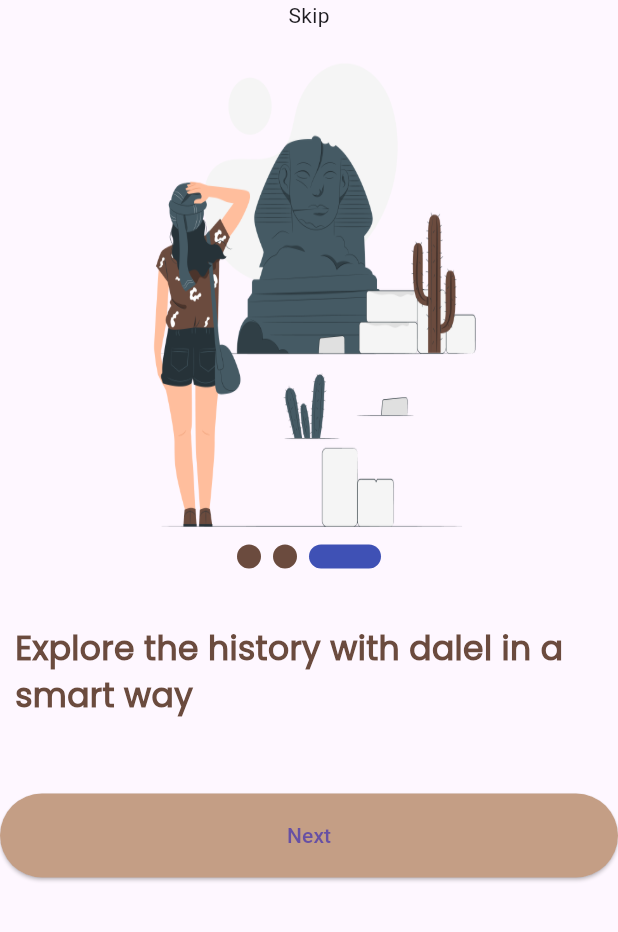
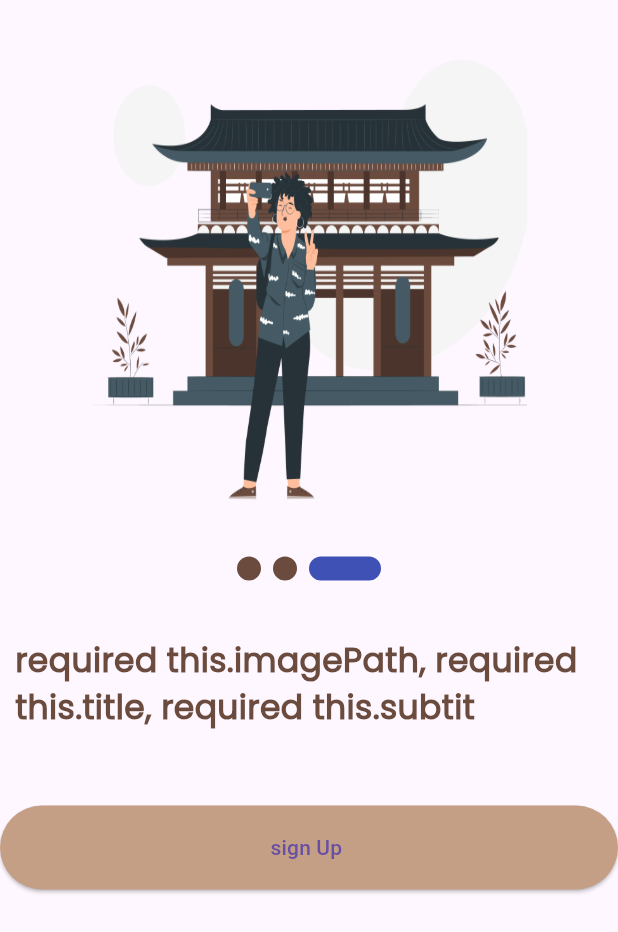
Before and after one commit to Mohamed-mahamoud-ramdan/tourim_dalel, a Flutter app: the screen it shows after launch, swiped to page 3, on a phone screen of 412 x 824 dp. Shown: the top 932 px of the screen. Run offline on Flutter 3.47's test engine with Material 3 defaults, Android fonts, the phone set to English and light mode, and no system bars; drawn by our look-alikes of smooth_page_indicator; our stand-ins replace go_router.

Commit message:
finish onboarding

```diff
--- a/lib/core/route/app_route.dart
+++ b/lib/core/route/app_route.dart
@@ -1,3 +1,5 @@
+import 'package:dalel/features/auth/presentation/views/sign_up.dart';
+import 'package:dalel/features/auth/presentation/views/signin.dart';
 import 'package:dalel/features/onboarding/presentation/views/onboarding_view.dart';
 import 'package:dalel/features/splach/presentation/views/slpash_view.dart';
 import 'package:go_router/go_router.dart';
@@ -9,9 +11,17 @@ final GoRouter router = GoRouter(
       builder: (context, state) => SplashView(),
     ),
     GoRoute(
-      path: RouteName.OnboardingView,
+      path: RouteName.onboardingView,
+      builder: (context, state) => OnboardingView(),
+    ),
+    GoRoute(
+      path: RouteName.signUpView,
+      builder: (context, state) => SignUpView(),
+    ),
+    GoRoute(
+      path: RouteName.Signin,
       builder: (context, state) {
-        return OnboardingView();
+        return Signin();
       },
     )
   ],
@@ -19,5 +29,7 @@ final GoRouter router = GoRouter(
 
 abstract class RouteName {
   static String splashView = "/";
-  static String OnboardingView = "/OnboardingView";
+  static String onboardingView = "/OnboardingView";
+  static String signUpView = "/signUpView";
+  static String Signin = "/Signin";
 }
--- a/lib/core/widegts/custom_bt.dart
+++ b/lib/core/widegts/custom_bt.dart
@@ -1,11 +1,15 @@
 import 'package:dalel/core/utilies/app_colors.dart';
-import 'package:dalel/core/utilies/app_strings.dart';
 import 'package:flutter/material.dart';
 
 class CustomButton extends StatelessWidget {
-  CustomButton({super.key, this.color, required this.text});
+  CustomButton(
+      {super.key,
+      this.color,
+      required this.text,
+      required this.pageController});
   final Color? color;
   final String text;
+  final PageController pageController;
   @override
   Widget build(BuildContext context) {
     return SizedBox(
@@ -14,8 +18,32 @@ class CustomButton extends StatelessWidget {
       child: ElevatedButton(
           style: ElevatedButton.styleFrom(
               backgroundColor: color ?? AppColors.primaryColor),
-          onPressed: () {},
+          onPressed: () {
+            pageController.nextPage(
+                // ignore: prefer_const_constructors
+                duration: Duration(seconds: 1),
+                curve: Curves.decelerate);
+          },
           child: Text(text)),
     );
   }
 }
+
+class TwoCustomButton extends StatelessWidget {
+  TwoCustomButton({super.key, this.color, required this.text, this.onPressed});
+  final Color? color;
+  final String text;
+  void Function()? onPressed;
+  @override
+  Widget build(BuildContext context) {
+    return SizedBox(
+      width: double.infinity,
+      height: 56,
+      child: ElevatedButton(
+          style: ElevatedButton.styleFrom(
+              backgroundColor: color ?? AppColors.primaryColor),
+          onPressed: onPressed,
+          child: Text(text)),
+    );
+  }
+}
--- /dev/null
+++ b/lib/features/auth/presentation/views/sign_up.dart
@@ -0,0 +1,10 @@
+import 'package:flutter/material.dart';
+
+class SignUpView extends StatelessWidget {
+  const SignUpView({super.key});
+
+  @override
+  Widget build(BuildContext context) {
+    return Container();
+  }
+}
--- /dev/null
+++ b/lib/features/auth/presentation/views/signin.dart
@@ -0,0 +1,10 @@
+import 'package:flutter/material.dart';
+
+class Signin extends StatelessWidget {
+  const Signin({super.key});
+
+  @override
+  Widget build(BuildContext context) {
+    return Scaffold();
+  }
+}
--- /dev/null
+++ b/lib/features/onboarding/data_layer/modal/on_boarding_model.dart
@@ -0,0 +1,31 @@
+import 'package:dalel/core/utilies/app_assest.dart';
+
+class OnBoardingModel {
+  final String imagePath;
+  final String title;
+  final String subtitle;
+
+  OnBoardingModel(
+      {required this.imagePath, required this.title, required this.subtitle});
+}
+
+List<OnBoardingModel> onboardingList = [
+  OnBoardingModel(
+      imagePath: AppAssets.onBoarding,
+      title:
+          "required this.imagePath, required this.title, required this.subtit",
+      subtitle:
+          "required this.imagePath, required this.title, required this.subtit"),
+  OnBoardingModel(
+      imagePath: AppAssets.onBoarding1,
+      title:
+          "required this.imagePath, required this.title, required this.subtit",
+      subtitle:
+          "required this.imagePath, required this.title, required this.subtit"),
+  OnBoardingModel(
+      imagePath: AppAssets.onBoarding2,
+      title:
+          "required this.imagePath, required this.title, required this.subtit",
+      subtitle:
+          "required this.imagePath, required this.title, required this.subtit"),
+];
--- a/lib/features/onboarding/presentation/views/onboarding_view.dart
+++ b/lib/features/onboarding/presentation/views/onboarding_view.dart
@@ -1,9 +1,10 @@
-import 'package:dalel/core/utilies/app_strings.dart';
 import 'package:dalel/features/onboarding/presentation/views/widgets/onboarding_body.dart';
 import 'package:flutter/material.dart';
 
 class OnboardingView extends StatefulWidget {
-  const OnboardingView({super.key});
+  OnboardingView({
+    super.key,
+  });
 
   @override
   State<OnboardingView> createState() => _OnboardingViewState();
@@ -14,8 +15,29 @@ class _OnboardingViewState extends State<OnboardingView> {
   Widget build(BuildContext context) {
     return SafeArea(
         child: Scaffold(
-      body: Column(
-        children: [Text(AppStrings.skip), OnboardingWidgetBody()],
+      body: ListView(
+        children: [
+          // Align(
+          //   alignment: Alignment.topLeft,
+          //   child: Padding(
+          //       padding: const EdgeInsets.only(top: 20, left: 20, right: 20),
+          //       child: MaterialButton(
+          //         child: const Text("${AppStrings.skip}."),
+          //         onPressed: () {},
+          //       )),
+          // ),
+          // Align(
+          //   alignment: Alignment.topRight,
+          //   child: Padding(
+          //     padding: const EdgeInsets.only(left: 10, right: 10),
+          //     child: MaterialButton(
+          //       child: const Text("Back"),
+          //       onPressed: () {},
+          //     ),
+          //   ),
+          // ),
+          OnboardingWidgetBody()
+        ],
       ),
     ));
   }
--- a/lib/features/onboarding/presentation/views/widgets/onboarding_body.dart
+++ b/lib/features/onboarding/presentation/views/widgets/onboarding_body.dart
@@ -1,20 +1,37 @@
-import 'package:dalel/core/utilies/app_assest.dart';
+import 'package:dalel/core/functions/naviagation.dart';
+import 'package:dalel/core/route/app_route.dart';
 import 'package:dalel/core/utilies/app_colors.dart';
 import 'package:dalel/core/utilies/app_strings.dart';
 import 'package:dalel/core/widegts/custom_bt.dart';
+import 'package:dalel/features/onboarding/data_layer/modal/on_boarding_model.dart';
 import 'package:flutter/material.dart';
 import 'package:smooth_page_indicator/smooth_page_indicator.dart';
 import 'package:dalel/core/utilies/app_text_styles.dart';
 
-class OnboardingWidgetBody extends StatelessWidget {
+class OnboardingWidgetBody extends StatefulWidget {
   OnboardingWidgetBody({super.key});
-  final PageController pageController = PageController();
+
+  @override
+  State<OnboardingWidgetBody> createState() => _OnboardingWidgetBodyState();
+}
+
+class _OnboardingWidgetBodyState extends State<OnboardingWidgetBody> {
+  final PageController pageController = PageController(initialPage: 0);
+
+  int indexs = 0;
+
   @override
   Widget build(BuildContext context) {
-    return Expanded(
+    return SizedBox(
+      height: 800,
       child: PageView.builder(
+        onPageChanged: (value) {
+          print(value);
+          setState(() {});
+          indexs = value;
+        },
         controller: pageController,
-        itemCount: 3,
+        itemCount: onboardingList.length,
         itemBuilder: (context, index) {
           return Column(
             children: [
@@ -24,9 +41,12 @@ class OnboardingWidgetBody extends StatelessWidget {
                 decoration: BoxDecoration(
                     image: DecorationImage(
                         image: AssetImage(
-                          AppAssets.onBoarding1,
+                          onboardingList[index].imagePath,
                         ),
                         fit: BoxFit.fill)),
+              ),
+              SizedBox(
+                height: 28,
               ),
               SmoothPageIndicator(
                 controller: pageController,
@@ -39,7 +59,7 @@ class OnboardingWidgetBody extends StatelessWidget {
               Padding(
                 padding: const EdgeInsets.all(10),
                 child: Text(
-                  "Explore the history with dalel in a smart way ",
+                  onboardingList[index].title,
                   style: CustomTextStyles.poppins400style20
                       .copyWith(fontWeight: FontWeight.w800, fontSize: 22),
                 ),
@@ -47,9 +67,30 @@ class OnboardingWidgetBody extends StatelessWidget {
               SizedBox(
                 height: 40,
               ),
-              CustomButton(
-                text: AppStrings.next,
-              ),
+              (indexs == 2)
+                  ? Column(
+                      children: [
+                        TwoCustomButton(
+                          text: "sign Up ",
+                          onPressed: () {
+                            customNavigate(context, RouteName.signUpView);
+                          },
+                        )
+                      ],
+                    )
+                  : Column(
+                      children: [
+                        CustomButton(
+                          pageController: pageController,
+                          text: AppStrings.next,
+                        ),
+                        TextButton(
+                            onPressed: () {
+                              customNavigate(context, RouteName.Signin);
+                            },
+                            child: Text("Login now"))
+                      ],
+                    )
             ],
           );
         },
--- a/lib/features/splach/presentation/views/slpash_view.dart
+++ b/lib/features/splach/presentation/views/slpash_view.dart
@@ -22,7 +22,7 @@ class _SplashViewState extends State<SplashView> {
   void delyedNavigation() {
     //////////////news
     Future.delayed(Duration(seconds: 3), () {
-      customNavigate(context, RouteName.OnboardingView);
+      customNavigate(context, RouteName.onboardingView);
     });
   }
 
```
